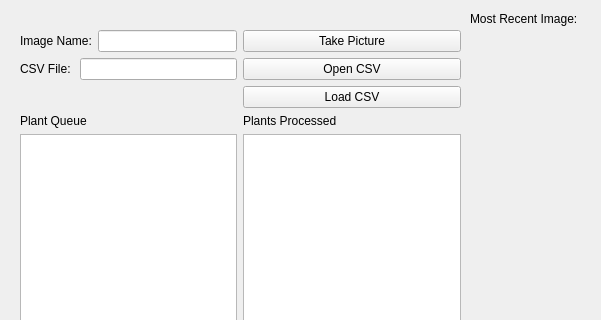
NPPC-UK/Portable_Imaging_Rig, file GUI/mainwindow.ui: the form before one commit; both pictures show x 0 to 601 and y 0 to 320 of the 1449 by 675 pixel window.
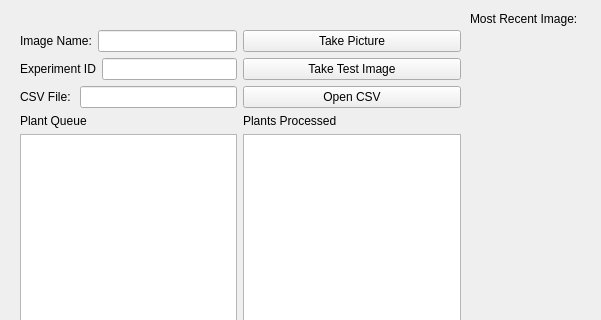
The form after the commit. Icons and pictures are not drawn.

Commit message: Progressing towards test image capturing

The edit to the form file:
```diff
--- a/GUI/mainwindow.ui
+++ b/GUI/mainwindow.ui
@@ -27,29 +27,20 @@
      <item row="1" column="0">
       <layout class="QHBoxLayout" name="horizontalLayout_3">
        <item>
-        <widget class="QLabel" name="label_3">
+        <layout class="QHBoxLayout" name="horizontalLayout_4">
+         <item>
+          <widget class="QLabel" name="lbl_experimentID">
          <property name="text">
-          <string>CSV File: </string>
+            <string>Experiment ID</string>
          </property>
         </widget>
        </item>
        <item>
-        <widget class="QLineEdit" name="in_csv_file"/>
+          <widget class="QLineEdit" name="in_experimentID"/>
        </item>
       </layout>
      </item>
-     <item row="2" column="1">
-      <widget class="QPushButton" name="btn_load_csv">
-       <property name="sizePolicy">
-        <sizepolicy hsizetype="Minimum" vsizetype="Preferred">
-         <horstretch>0</horstretch>
-         <verstretch>0</verstretch>
-        </sizepolicy>
-       </property>
-       <property name="text">
-        <string>Load CSV</string>
-       </property>
-      </widget>
+      </layout>
      </item>
      <item row="3" column="0">
       <widget class="QLabel" name="label_4">
@@ -104,7 +95,21 @@
      <item row="4" column="0">
       <widget class="QListWidget" name="list_plant_order"/>
      </item>
-     <item row="1" column="1">
+     <item row="2" column="0">
+      <layout class="QHBoxLayout" name="horizontalLayout_2">
+       <item>
+        <widget class="QLabel" name="label_3">
+         <property name="text">
+          <string>CSV File: </string>
+         </property>
+        </widget>
+       </item>
+       <item>
+        <widget class="QLineEdit" name="in_csv_file"/>
+       </item>
+      </layout>
+     </item>
+     <item row="2" column="1">
       <widget class="QPushButton" name="btn_open_csv">
        <property name="sizePolicy">
         <sizepolicy hsizetype="Minimum" vsizetype="Preferred">
@@ -117,6 +122,13 @@
        </property>
       </widget>
      </item>
+     <item row="1" column="1">
+      <widget class="QPushButton" name="btn_test_image">
+       <property name="text">
+        <string>Take Test Image</string>
+       </property>
+      </widget>
+     </item>
     </layout>
    </widget>
    <widget class="QWidget" name="verticalLayoutWidget">
```
Left out of the diff: 2 changed lines with no effect on the pictures. Lines whose indentation alone changed are shown as unchanged. The commit also changes 2 other files.
